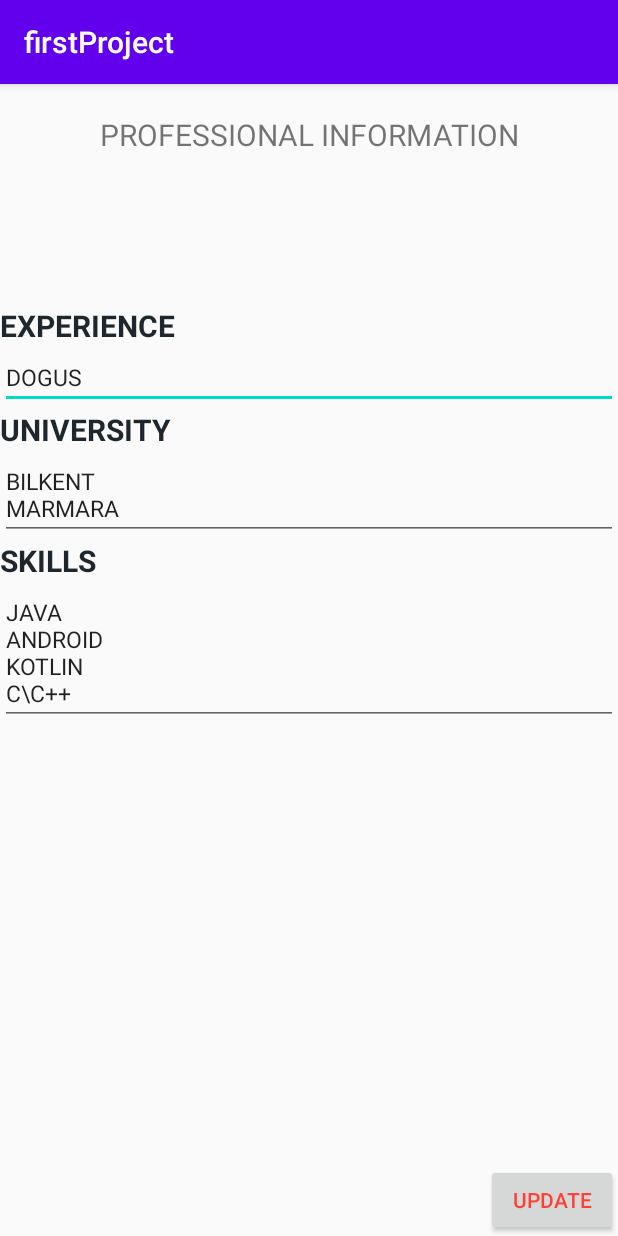
After one commit to etka98/firstBigJob, an Android app: the ProfessionalInfoUpdate screen opened directly, with no data from a screen before it, on a phone screen of 412 x 824 dp. The commit adds this screen. Run offline under Robolectric (Android 15) with nearby library versions, the phone set to English and light mode, and no system bars.

Commit message:
add ProfessionalInfoUpdate.kt activity and set the ui

```diff
--- a/app/src/main/AndroidManifest.xml
+++ b/app/src/main/AndroidManifest.xml
@@ -9,7 +9,8 @@
         android:roundIcon="@mipmap/ic_launcher_round"
         android:supportsRtl="true"
         android:theme="@style/AppTheme">
-        <activity android:name=".PersonalInfoUpdate"></activity>
+        <activity android:name=".ProfessionalInfoUpdate"></activity>
+        <activity android:name=".PersonalInfoUpdate" />
         <activity android:name=".AuthenticationActivity" />
         <activity android:name=".MainActivity">
             <intent-filter>
--- a/app/src/main/java/com/example/firstproject/ProfessionalInfoFragment.kt
+++ b/app/src/main/java/com/example/firstproject/ProfessionalInfoFragment.kt
@@ -1,9 +1,11 @@
 package com.example.firstproject
 
+import android.content.Intent
 import android.os.Bundle
 import android.view.LayoutInflater
 import android.view.View
 import android.view.ViewGroup
+import android.widget.Button
 import androidx.fragment.app.Fragment
 
 class ProfessionalInfoFragment : Fragment() {
@@ -14,7 +16,11 @@ class ProfessionalInfoFragment : Fragment() {
         savedInstanceState: Bundle?
     ): View? {
         val view = inflater.inflate(R.layout.professional_information_layout, container, false)
-
+        val updateBtn = view.findViewById<Button>(R.id.updateButton)
+        updateBtn.setOnClickListener {
+            val intent = Intent(requireContext(), ProfessionalInfoUpdate::class.java)
+            requireActivity().startActivityForResult(intent, 101)
+        }
         return view
     }
 }
--- /dev/null
+++ b/app/src/main/java/com/example/firstproject/ProfessionalInfoUpdate.kt
@@ -0,0 +1,32 @@
+package com.example.firstproject
+
+import androidx.appcompat.app.AppCompatActivity
+import android.os.Bundle
+import android.widget.Button
+import android.widget.EditText
+
+class ProfessionalInfoUpdate : AppCompatActivity() {
+    lateinit var updateBtn : Button
+    lateinit var experienceText: EditText
+    lateinit var uniText : EditText
+    lateinit var skillsText : EditText
+    override fun onCreate(savedInstanceState: Bundle?) {
+        super.onCreate(savedInstanceState)
+        setContentView(R.layout.activity_professional_info_update)
+        define()
+        giveAction()
+    }
+
+    fun define(){
+        updateBtn = findViewById(R.id.updateButton2)
+        experienceText = findViewById(R.id.experienceText2)
+        uniText = findViewById(R.id.universityText2)
+        skillsText = findViewById(R.id.skillsText2)
+    }
+
+    fun giveAction(){
+        updateBtn.setOnClickListener {
+            this.finish()
+        }
+    }
+}
--- /dev/null
+++ b/app/src/main/res/layout/activity_professional_info_update.xml
@@ -0,0 +1,85 @@
+<?xml version="1.0" encoding="utf-8"?>
+<androidx.constraintlayout.widget.ConstraintLayout xmlns:android="http://schemas.android.com/apk/res/android"
+    xmlns:app="http://schemas.android.com/apk/res-auto"
+    xmlns:tools="http://schemas.android.com/tools"
+    android:layout_width="match_parent"
+    android:layout_height="match_parent"
+    tools:context=".ProfessionalInfoUpdate">
+
+    <TextView
+        android:id="@+id/headLineText"
+        android:layout_width="wrap_content"
+        android:layout_height="wrap_content"
+        android:layout_margin="20dp"
+        android:text="@string/professional_information"
+        android:textSize="20sp"
+        app:layout_constraintEnd_toEndOf="parent"
+        app:layout_constraintStart_toStartOf="parent"
+        app:layout_constraintTop_toTopOf="parent" />
+
+    <LinearLayout
+        android:id="@+id/linear3"
+        android:layout_width="match_parent"
+        android:layout_height="wrap_content"
+        android:layout_marginTop="100dp"
+        android:orientation="vertical"
+        app:layout_constraintEnd_toEndOf="parent"
+        app:layout_constraintStart_toStartOf="parent"
+        app:layout_constraintTop_toBottomOf="@id/headLineText">
+
+        <TextView
+            android:layout_width="match_parent"
+            android:layout_height="wrap_content"
+            android:text="@string/experience"
+            android:textColor="#1e272e"
+            android:textSize="20sp"
+            android:textStyle="bold" />
+
+        <EditText
+            android:id="@+id/experienceText2"
+            android:layout_width="match_parent"
+            android:layout_height="wrap_content"
+            android:text="@string/dogus"
+            android:textSize="15sp" />
+
+        <TextView
+            android:layout_width="match_parent"
+            android:layout_height="wrap_content"
+            android:text="@string/university"
+            android:textColor="#1e272e"
+            android:textSize="20sp"
+            android:textStyle="bold" />
+
+        <EditText
+            android:id="@+id/universityText2"
+            android:layout_width="match_parent"
+            android:layout_height="wrap_content"
+            android:text="@string/bilkent_nmarmara"
+            android:textSize="15sp" />
+
+        <TextView
+            android:layout_width="match_parent"
+            android:layout_height="wrap_content"
+            android:text="@string/skills"
+            android:textColor="#1e272e"
+            android:textSize="20sp"
+            android:textStyle="bold" />
+
+        <EditText
+            android:id="@+id/skillsText2"
+            android:layout_width="match_parent"
+            android:layout_height="wrap_content"
+            android:text="@string/java_nandroid_nkotlin_nc_c"
+            android:textSize="15sp" />
+    </LinearLayout>
+
+    <Button
+        android:id="@+id/updateButton2"
+        android:layout_width="wrap_content"
+        android:layout_height="wrap_content"
+        android:text="@string/update"
+        android:textColor="#ff3f34"
+        app:layout_constraintBottom_toBottomOf="parent"
+        app:layout_constraintEnd_toEndOf="parent" />
+
+</androidx.constraintlayout.widget.ConstraintLayout>
```
